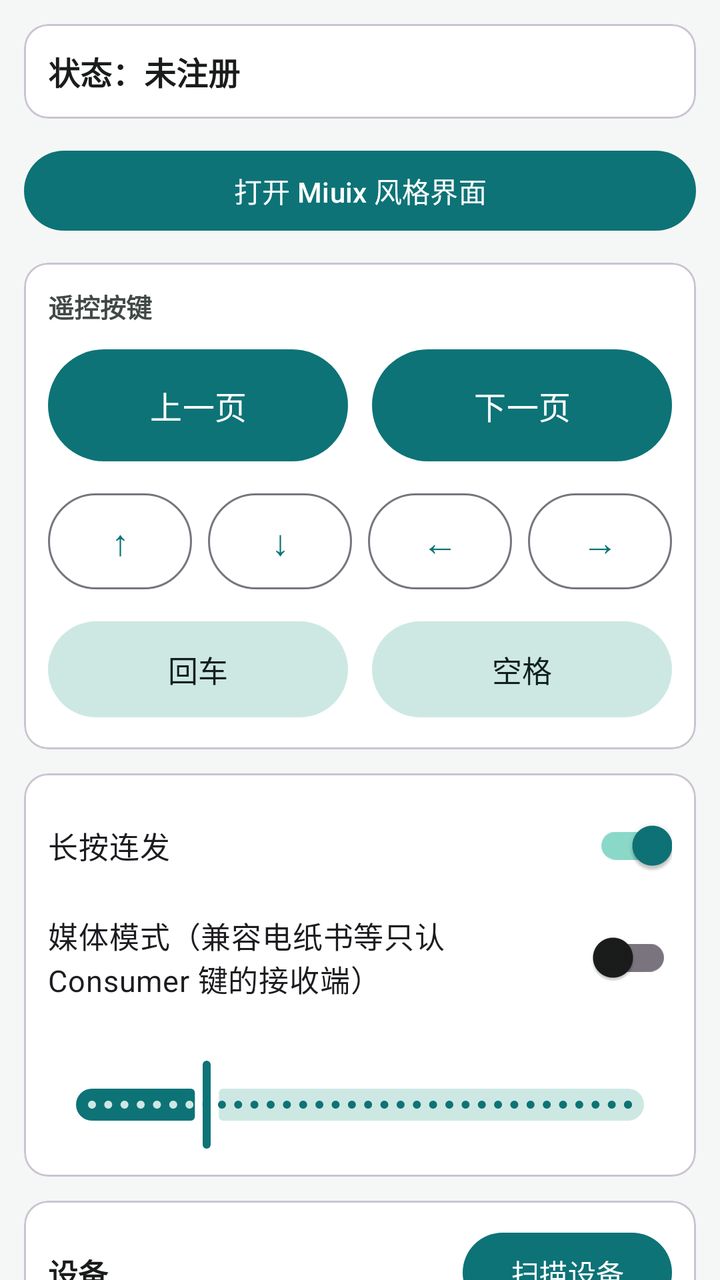
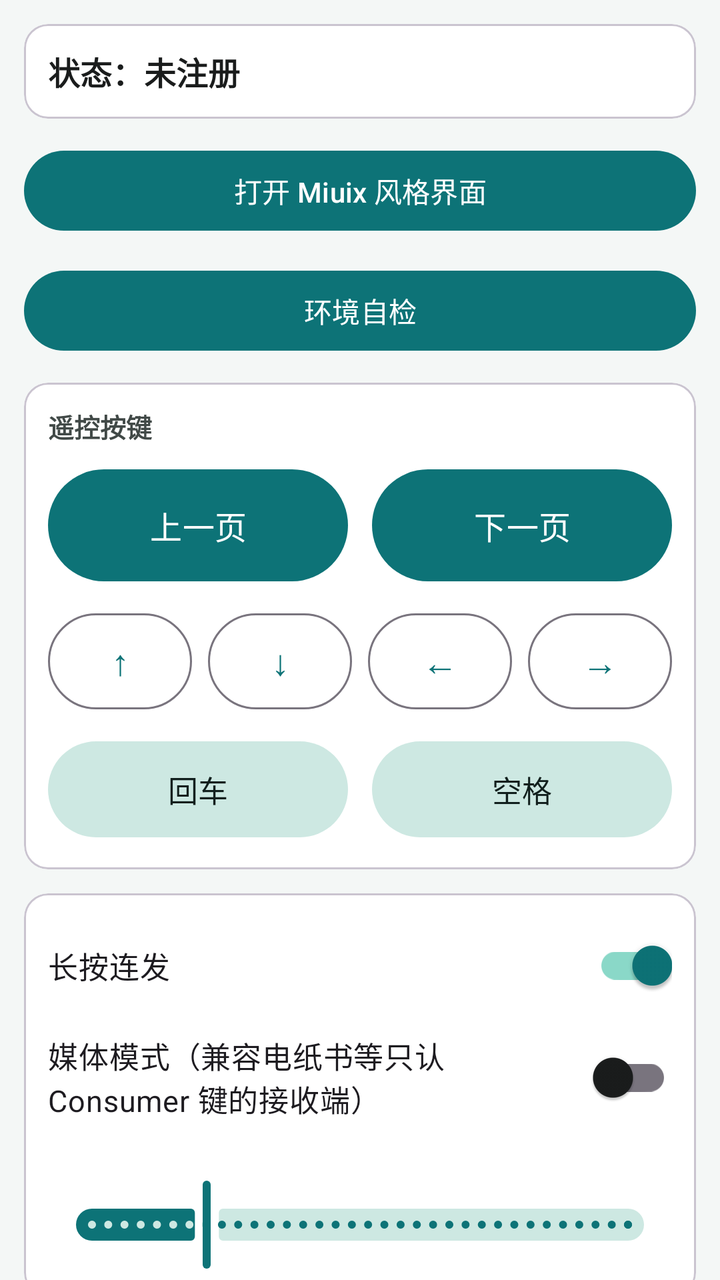

Two renders of the same Android screen: before a commit and after it. Below are the layout's source before the change and the commit's diff.
<!-- AndroidManifest.xml: application theme Theme.HidPager -->
<!-- res/layout/activity_main.xml -->
<?xml version="1.0" encoding="utf-8"?>
<androidx.core.widget.NestedScrollView xmlns:android="http://schemas.android.com/apk/res/android"
    xmlns:app="http://schemas.android.com/apk/res-auto"
    android:layout_width="match_parent"
    android:layout_height="match_parent"
    android:fillViewport="true">

    <LinearLayout
        android:layout_width="match_parent"
        android:layout_height="wrap_content"
        android:orientation="vertical"
        android:padding="12dp">

        
        <com.google.android.material.card.MaterialCardView
            android:layout_width="match_parent"
            android:layout_height="wrap_content"
            android:layout_marginBottom="12dp">

            <LinearLayout
                android:layout_width="match_parent"
                android:layout_height="wrap_content"
                android:gravity="center_vertical"
                android:orientation="horizontal"
                android:padding="12dp">

                <TextView
                    android:id="@+id/tv_status"
                    android:layout_width="0dp"
                    android:layout_height="wrap_content"
                    android:layout_weight="1"
                    android:text="@string/status_unregistered"
                    android:textColor="@color/colorOnSurface"
                    android:textSize="16sp"
                    android:textStyle="bold" />

                <com.google.android.material.button.MaterialButton
                    android:id="@+id/btn_connect"
                    android:layout_width="wrap_content"
                    android:layout_height="wrap_content"
                    android:text="@string/btn_disconnect"
                    android:visibility="gone" />
            </LinearLayout>
        </com.google.android.material.card.MaterialCardView>

        
        <com.google.android.material.button.MaterialButton
            android:id="@+id/btn_open_miuix"
            android:layout_width="match_parent"
            android:layout_height="wrap_content"
            android:layout_marginBottom="12dp"
            android:text="打开 Miuix 风格界面" />

        
        <com.google.android.material.card.MaterialCardView
            android:layout_width="match_parent"
            android:layout_height="wrap_content"
            android:layout_marginBottom="12dp">

            <LinearLayout
                android:layout_width="match_parent"
                android:layout_height="wrap_content"
                android:orientation="vertical"
                android:padding="12dp">

                <TextView
                    android:layout_width="wrap_content"
                    android:layout_height="wrap_content"
                    android:layout_marginBottom="8dp"
                    android:text="@string/title_remote"
                    android:textColor="@color/colorOnSurfaceVariant"
                    android:textSize="13sp"
                    android:textStyle="bold" />

                
                <LinearLayout
                    android:layout_width="match_parent"
                    android:layout_height="wrap_content"
                    android:orientation="horizontal"
                    android:weightSum="2">

                    <com.google.android.material.button.MaterialButton
                        android:id="@+id/btn_page_up"
                        android:layout_width="0dp"
                        android:layout_height="64dp"
                        android:layout_marginEnd="6dp"
                        android:layout_weight="1"
                        android:text="@string/btn_page_up"
                        android:textSize="16sp" />

                    <com.google.android.material.button.MaterialButton
                        android:id="@+id/btn_page_down"
                        android:layout_width="0dp"
                        android:layout_height="64dp"
                        android:layout_marginStart="6dp"
                        android:layout_weight="1"
                        android:text="@string/btn_page_down"
                        android:textSize="16sp" />
                </LinearLayout>

                
                <LinearLayout
                    android:layout_width="match_parent"
                    android:layout_height="wrap_content"
                    android:layout_marginTop="8dp"
                    android:orientation="horizontal"
                    android:weightSum="4">

                    <com.google.android.material.button.MaterialButton
                        android:id="@+id/btn_up"
                        style="@style/Widget.Material3.Button.OutlinedButton"
                        android:layout_width="0dp"
                        android:layout_height="56dp"
                        android:layout_marginEnd="4dp"
                        android:layout_weight="1"
                        android:text="@string/btn_up"
                        android:textSize="18sp" />

                    <com.google.android.material.button.MaterialButton
                        android:id="@+id/btn_down"
                        style="@style/Widget.Material3.Button.OutlinedButton"
                        android:layout_width="0dp"
                        android:layout_height="56dp"
                        android:layout_marginEnd="4dp"
                        android:layout_marginStart="4dp"
                        android:layout_weight="1"
                        android:text="@string/btn_down"
                        android:textSize="18sp" />

                    <com.google.android.material.button.MaterialButton
                        android:id="@+id/btn_left"
                        style="@style/Widget.Material3.Button.OutlinedButton"
                        android:layout_width="0dp"
                        android:layout_height="56dp"
                        android:layout_marginEnd="4dp"
                        android:layout_marginStart="4dp"
                        android:layout_weight="1"
                        android:text="@string/btn_left"
                        android:textSize="18sp" />

                    <com.google.android.material.button.MaterialButton
                        android:id="@+id/btn_right"
                        style="@style/Widget.Material3.Button.OutlinedButton"
                        android:layout_width="0dp"
                        android:layout_height="56dp"
                        android:layout_marginStart="4dp"
                        android:layout_weight="1"
                        android:text="@string/btn_right"
                        android:textSize="18sp" />
                </LinearLayout>

                
                <LinearLayout
                    android:layout_width="match_parent"
                    android:layout_height="wrap_content"
                    android:layout_marginTop="8dp"
                    android:orientation="horizontal"
                    android:weightSum="2">

                    <com.google.android.material.button.MaterialButton
                        android:id="@+id/btn_enter"
                        style="@style/Widget.Material3.Button.TonalButton"
                        android:layout_width="0dp"
                        android:layout_height="56dp"
                        android:layout_marginEnd="6dp"
                        android:layout_weight="1"
                        android:text="@string/btn_enter"
                        android:textSize="15sp" />

                    <com.google.android.material.button.MaterialButton
                        android:id="@+id/btn_space"
                        style="@style/Widget.Material3.Button.TonalButton"
                        android:layout_width="0dp"
                        android:layout_height="56dp"
                        android:layout_marginStart="6dp"
                        android:layout_weight="1"
                        android:text="@string/btn_space"
                        android:textSize="15sp" />
                </LinearLayout>
            </LinearLayout>
        </com.google.android.material.card.MaterialCardView>

        
        <com.google.android.material.card.MaterialCardView
            android:layout_width="match_parent"
            android:layout_height="wrap_content"
            android:layout_marginBottom="12dp">

            <LinearLayout
                android:layout_width="match_parent"
                android:layout_height="wrap_content"
                android:orientation="vertical"
                android:padding="12dp">

                <com.google.android.material.switchmaterial.SwitchMaterial
                    android:id="@+id/switch_repeat"
                    android:layout_width="match_parent"
                    android:layout_height="wrap_content"
                    android:checked="true"
                    android:text="@string/switch_repeat"
                    android:textSize="15sp" />

                
                <com.google.android.material.switchmaterial.SwitchMaterial
                    android:id="@+id/switch_media_mode"
                    android:layout_width="match_parent"
                    android:layout_height="wrap_content"
                    android:layout_marginTop="8dp"
                    android:checked="false"
                    android:text="@string/switch_media_mode"
                    android:textSize="15sp" />

                <TextView
                    android:id="@+id/tv_repeat_label"
                    android:layout_width="match_parent"
                    android:layout_height="wrap_content"
                    android:layout_marginTop="8dp"
                    android:textColor="@color/colorOnSurfaceVariant"
                    android:textSize="13sp" />

                <com.google.android.material.slider.Slider
                    android:id="@+id/slider_repeat"
                    android:layout_width="match_parent"
                    android:layout_height="wrap_content"
                    android:stepSize="50"
                    android:value="800"
                    android:valueFrom="200"
                    android:valueTo="3000" />
            </LinearLayout>
        </com.google.android.material.card.MaterialCardView>

        
        <com.google.android.material.card.MaterialCardView
            android:layout_width="match_parent"
            android:layout_height="wrap_content"
            android:layout_marginBottom="12dp">

            <LinearLayout
                android:layout_width="match_parent"
                android:layout_height="wrap_content"
                android:orientation="vertical"
                android:padding="12dp">

                <LinearLayout
                    android:layout_width="match_parent"
                    android:layout_height="wrap_content"
                    android:gravity="center_vertical"
                    android:orientation="horizontal">

                    <TextView
                        android:layout_width="0dp"
                        android:layout_height="wrap_content"
                        android:layout_weight="1"
                        android:text="@string/title_devices"
                        android:textColor="@color/colorOnSurface"
                        android:textSize="15sp"
                        android:textStyle="bold" />

                    <com.google.android.material.button.MaterialButton
                        android:id="@+id/btn_scan"
                        android:layout_width="wrap_content"
                        android:layout_height="wrap_content"
                        android:text="@string/btn_scan" />
                </LinearLayout>

                <TextView
                    android:id="@+id/tv_empty_devices"
                    android:layout_width="match_parent"
                    android:layout_height="wrap_content"
                    android:paddingVertical="12dp"
                    android:text="@string/empty_devices"
                    android:textColor="@color/text_secondary"
                    android:textSize="13sp" />

                <androidx.recyclerview.widget.RecyclerView
                    android:id="@+id/recycler_devices"
                    android:layout_width="match_parent"
                    android:layout_height="wrap_content"
                    android:nestedScrollingEnabled="false" />
            </LinearLayout>
        </com.google.android.material.card.MaterialCardView>

        
        <com.google.android.material.card.MaterialCardView
            android:layout_width="match_parent"
            android:layout_height="wrap_content">

            <LinearLayout
                android:layout_width="match_parent"
                android:layout_height="wrap_content"
                android:orientation="vertical"
                android:padding="12dp">

                <LinearLayout
                    android:layout_width="match_parent"
                    android:layout_height="wrap_content"
                    android:gravity="center_vertical"
                    android:orientation="horizontal">

                    <TextView
                        android:layout_width="0dp"
                        android:layout_height="wrap_content"
                        android:layout_weight="1"
                        android:text="@string/title_log"
                        android:textColor="@color/colorOnSurface"
                        android:textSize="15sp"
                        android:textStyle="bold" />

                    <com.google.android.material.button.MaterialButton
                        android:id="@+id/btn_clear_log"
                        style="@style/Widget.Material3.Button.TextButton"
                        android:layout_width="wrap_content"
                        android:layout_height="wrap_content"
                        android:text="@string/btn_clear_log" />
                </LinearLayout>

                <ScrollView
                    android:id="@+id/scroll_log"
                    android:layout_width="match_parent"
                    android:layout_height="160dp"
                    android:background="@color/colorSurfaceVariant"
                    android:padding="8dp">

                    <TextView
                        android:id="@+id/tv_log"
                        android:layout_width="match_parent"
                        android:layout_height="wrap_content"
                        android:fontFamily="monospace"
                        android:textColor="@color/colorOnSurface"
                        android:textIsSelectable="true"
                        android:textSize="12sp" />
                </ScrollView>
            </LinearLayout>
        </com.google.android.material.card.MaterialCardView>
    </LinearLayout>
</androidx.core.widget.NestedScrollView>
<!-- resources referenced by this layout -->
<resources>
  <color name="colorOnSurface">#FF1A1C1C</color>
  <color name="colorOnSurfaceVariant">#FF414947</color>
  <color name="colorSurfaceVariant">#FFDFE5E3</color>
  <color name="text_secondary">#FF5A6B69</color>
  <string name="btn_clear_log">清空</string>
  <string name="btn_disconnect">断开</string>
  <string name="btn_down">↓</string>
  <string name="btn_enter">回车</string>
  <string name="btn_left">←</string>
  <string name="btn_page_down">下一页</string>
  <string name="btn_page_up">上一页</string>
  <string name="btn_right">→</string>
  <string name="btn_scan">扫描设备</string>
  <string name="btn_space">空格</string>
  <string name="btn_up">↑</string>
  <string name="empty_devices">暂无设备，请点击「扫描设备」</string>
  <string name="status_unregistered">状态：未注册</string>
  <string name="switch_media_mode">媒体模式（兼容电纸书等只认 Consumer 键的接收端）</string>
  <string name="switch_repeat">长按连发</string>
  <string name="title_devices">设备</string>
  <string name="title_log">运行日志</string>
  <string name="title_remote">遥控按键</string>
  <style name="Theme.HidPager" parent="Theme.Material3.DayNight.NoActionBar">
          <item name="colorPrimary">@color/colorPrimary</item>
          <item name="colorOnPrimary">@color/colorOnPrimary</item>
          <item name="colorPrimaryContainer">@color/colorPrimaryContainer</item>
          <item name="colorOnPrimaryContainer">@color/colorOnPrimaryContainer</item>
          <item name="colorSecondary">@color/colorSecondary</item>
          <item name="colorOnSecondary">@color/colorOnSecondary</item>
          <item name="colorSecondaryContainer">@color/colorSecondaryContainer</item>
          <item name="colorOnSecondaryContainer">@color/colorOnSecondaryContainer</item>
          <item name="colorSurface">@color/colorSurface</item>
          <item name="colorOnSurface">@color/colorOnSurface</item>
          <item name="colorSurfaceVariant">@color/colorSurfaceVariant</item>
          <item name="colorOnSurfaceVariant">@color/colorOnSurfaceVariant</item>
          <item name="colorError">@color/colorError</item>
          <item name="android:windowBackground">@color/window_background</item>
      </style>
  <color name="colorPrimary">#FF0D7377</color>
  <color name="colorOnPrimary">#FFFFFFFF</color>
  <color name="colorPrimaryContainer">#FF8AD8C8</color>
  <color name="colorOnPrimaryContainer">#FF00201A</color>
  <color name="colorSecondary">#FF4A6360</color>
  <color name="colorOnSecondary">#FFFFFFFF</color>
  <color name="colorSecondaryContainer">#FFCDE8E2</color>
  <color name="colorOnSecondaryContainer">#FF111F1D</color>
  <color name="colorSurface">#FFFFFFFF</color>
  <color name="colorError">#FFBA1A1A</color>
  <color name="window_background">#FFF4F7F6</color>
</resources>

<!-- the commit's change to res/layout/activity_main.xml (unified diff, before → after) -->
@@ -52,6 +52,14 @@
             android:text="打开 Miuix 风格界面" />
 
         
+        <com.google.android.material.button.MaterialButton
+            android:id="@+id/btn_open_diagnosis"
+            android:layout_width="match_parent"
+            android:layout_height="wrap_content"
+            android:layout_marginBottom="12dp"
+            android:text="@string/btn_open_diagnosis" />
+
+        
         <com.google.android.material.card.MaterialCardView
             android:layout_width="match_parent"
             android:layout_height="wrap_content"
<!-- resource entries referenced after the edit -->
@@ -9,6 +9,7 @@
   <string name="btn_down">↓</string>
   <string name="btn_enter">回车</string>
   <string name="btn_left">←</string>
+  <string name="btn_open_diagnosis">环境自检</string>
   <string name="btn_page_down">下一页</string>
   <string name="btn_page_up">上一页</string>
   <string name="btn_right">→</string>
